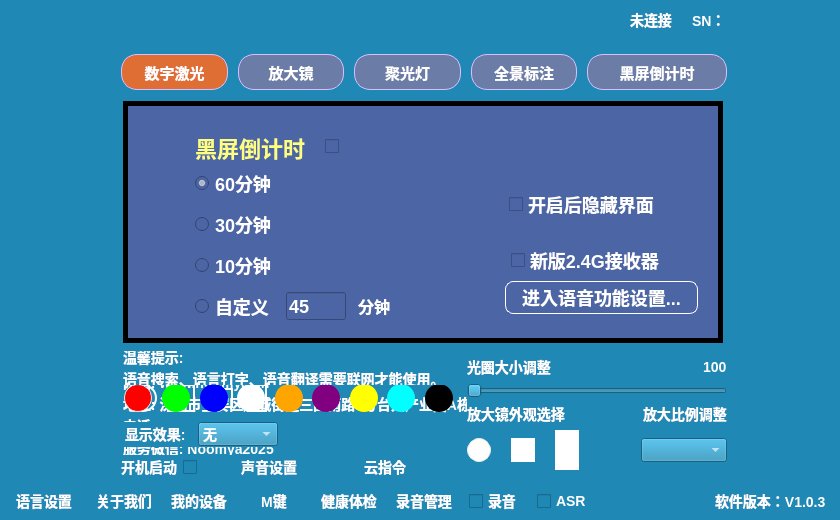
First picture: the form in EasyPointer/mainwindow.ui, repository wlffeng2008/EasyPointer, before the edit.
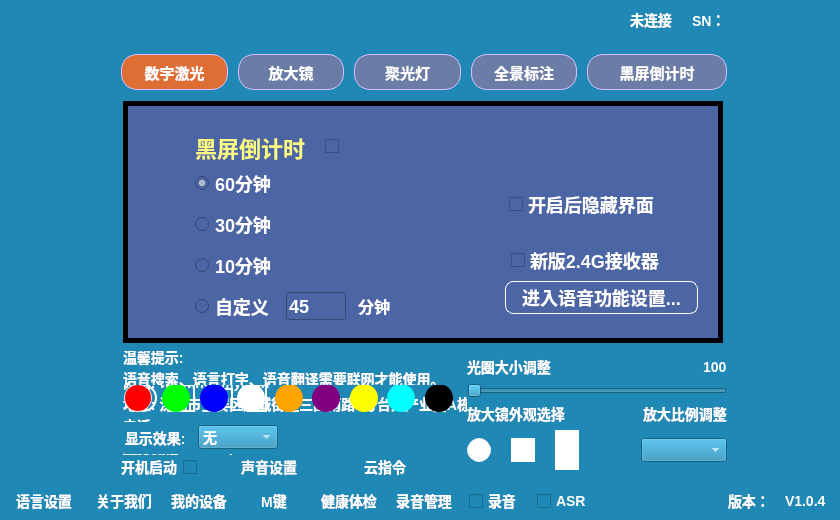
Second picture: the form after the edit. The open tabs and pages were chosen to show the change. Icons and pictures are not drawn. Custom widgets are drawn as their Qt base class.

```diff
--- a/EasyPointer/mainwindow.ui
+++ b/EasyPointer/mainwindow.ui
@@ -1353,7 +1353,7 @@
             <x>38</x>
             <y>314</y>
             <width>330</width>
-            <height>100</height>
+            <height>104</height>
            </rect>
           </property>
           <property name="styleSheet">
@@ -1837,6 +1837,12 @@
            </item>
            <item>
             <widget class="QFrame" name="horizontalFrame">
+             <property name="minimumSize">
+              <size>
+               <width>0</width>
+               <height>32</height>
+              </size>
+             </property>
              <layout class="QHBoxLayout" name="horizontalLayout_19">
               <property name="spacing">
                <number>12</number>
@@ -1868,7 +1874,7 @@
                 <property name="minimumSize">
                  <size>
                   <width>80</width>
-                  <height>24</height>
+                  <height>0</height>
                  </size>
                 </property>
                 <property name="maxVisibleItems">
@@ -3163,7 +3169,14 @@
       <item>
        <widget class="QLabel" name="label_18">
         <property name="text">
-         <string>软件版本：V1.0.3</string>
+         <string>版本：</string>
+        </property>
+       </widget>
+      </item>
+      <item>
+       <widget class="QLabel" name="labelVersion">
+        <property name="text">
+         <string>V1.0.4</string>
         </property>
        </widget>
       </item>
```
Left out of the diff: 8 changed lines with no effect on the pictures.
